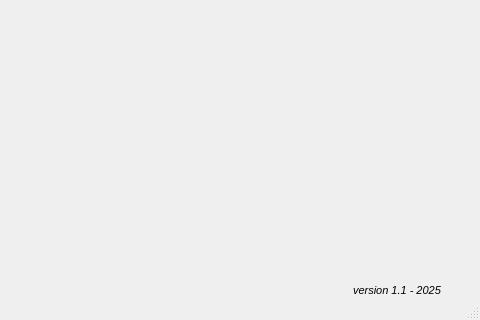
The window that mainwindow.ui (jcaf/SistemaDie-2026-softwareQt) describes before a commit, drawn with Qt 5; both pictures show x 647 to 1127 and y 369 to 689 of the 1127 by 689 pixel window.
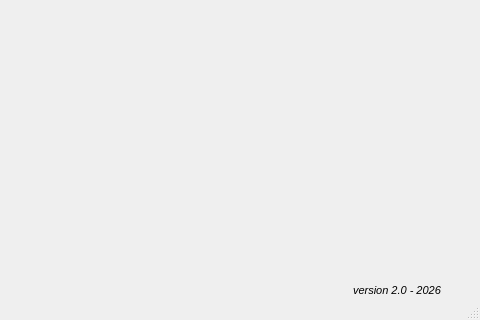
The same window after the commit. Icons and pictures are not drawn.

```diff
--- a/mainwindow.ui
+++ b/mainwindow.ui
@@ -537,7 +537,7 @@
      </font>
     </property>
     <property name="text">
-     <string>version 1.1 - 2025</string>
+     <string>version 2.0 - 2026</string>
     </property>
    </widget>
    <widget class="QLabel" name="label_9">
```
